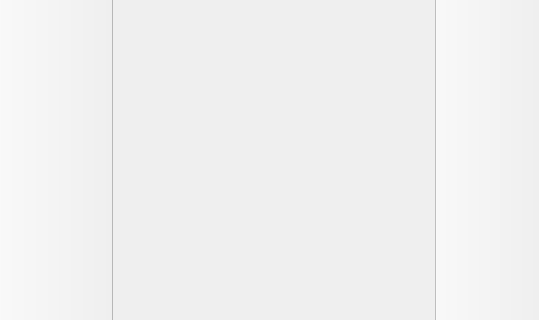
raptorswing/FlightPlanner, file FlightPlanner/gui/MainWindow.ui: the form before one commit; both pictures show x 0 to 539 and y 213 to 533 of the 539 by 533 pixel window.
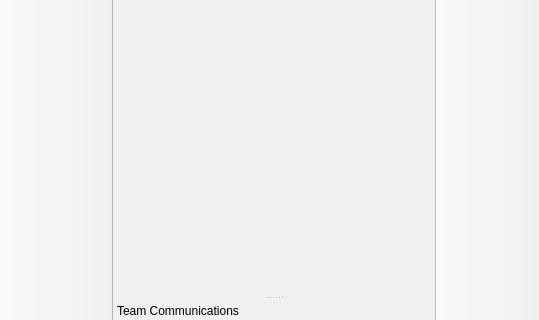
The form after the commit. Icons and pictures are not drawn. Custom widgets are drawn as their Qt base class.

Diff of the .ui file:
```diff
--- a/FlightPlanner/gui/MainWindow.ui
+++ b/FlightPlanner/gui/MainWindow.ui
@@ -91,6 +91,18 @@
    <addaction name="actionExport_Solution"/>
    <addaction name="actionExit"/>
   </widget>
+  <widget class="QDockWidget" name="dockWidget">
+   <property name="features">
+    <set>QDockWidget::NoDockWidgetFeatures</set>
+   </property>
+   <property name="windowTitle">
+    <string>Team Communications</string>
+   </property>
+   <attribute name="dockWidgetArea">
+    <number>8</number>
+   </attribute>
+   <widget class="ChatWidget" name="chatWidget"/>
+  </widget>
   <action name="actionSave_Planning_Problem">
    <property name="icon">
     <iconset resource="../resources.qrc">
@@ -237,6 +249,14 @@
   </action>
  </widget>
  <layoutdefault spacing="6" margin="11"/>
+ <customwidgets>
+  <customwidget>
+   <class>ChatWidget</class>
+   <extends>QWidget</extends>
+   <header location="global">gui/ChatWidget.h</header>
+   <container>1</container>
+  </customwidget>
+ </customwidgets>
  <resources>
   <include location="../resources.qrc"/>
  </resources>
```
